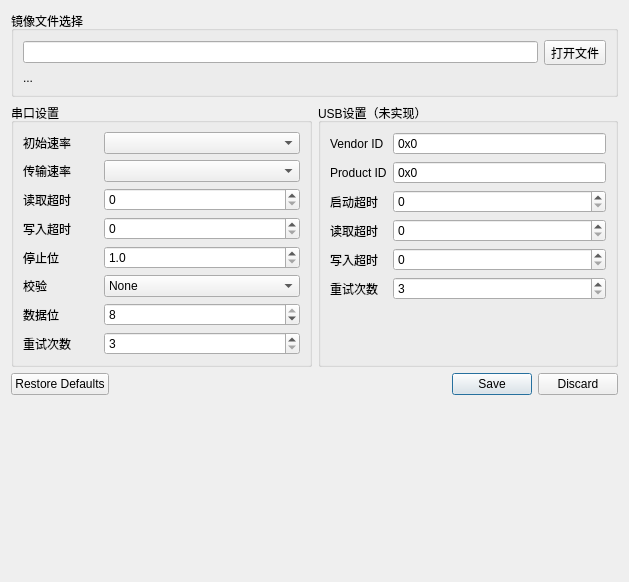
kendryte/BurningTool, file gui/src/widgets/SettingsWindow.ui: the form before one commit.
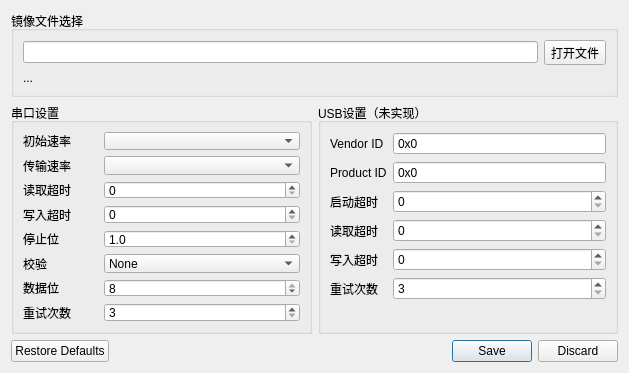
The form after the commit.

```diff
--- a/gui/src/widgets/SettingsWindow.ui
+++ b/gui/src/widgets/SettingsWindow.ui
@@ -7,9 +7,15 @@
     <x>0</x>
     <y>0</y>
     <width>629</width>
-    <height>582</height>
+    <height>373</height>
    </rect>
   </property>
+  <property name="minimumSize">
+   <size>
+    <width>0</width>
+    <height>345</height>
+   </size>
+  </property>
   <layout class="QGridLayout" name="gridLayout">
    <item row="1" column="0">
     <widget class="QGroupBox" name="groupBox_3">
```
